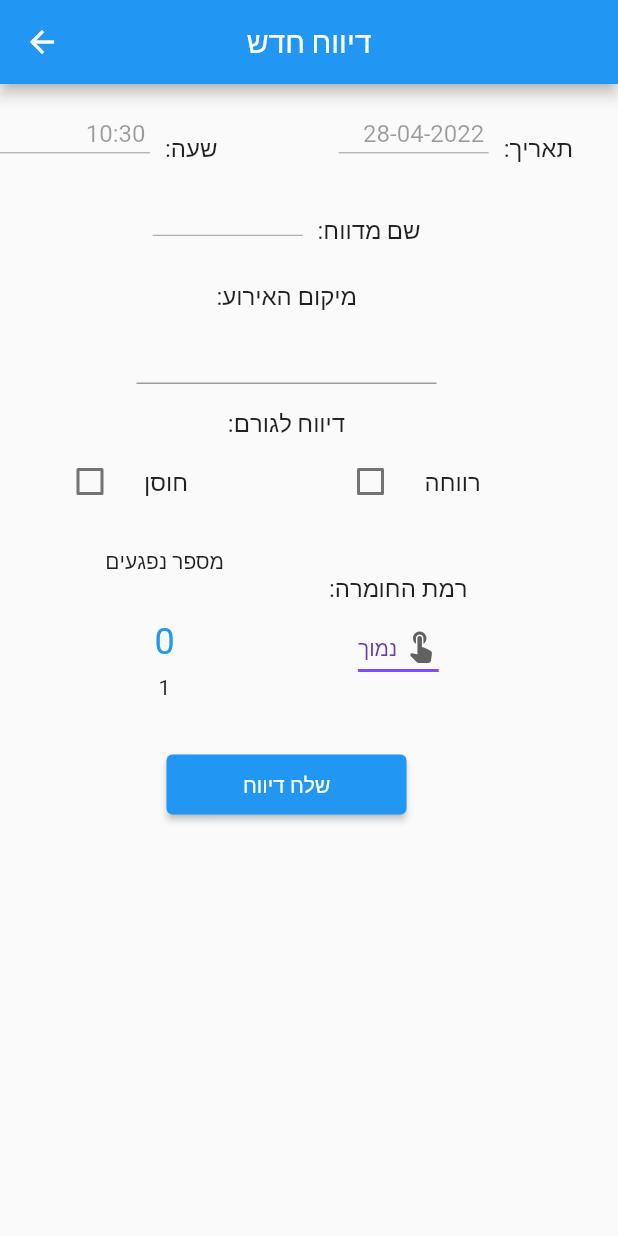
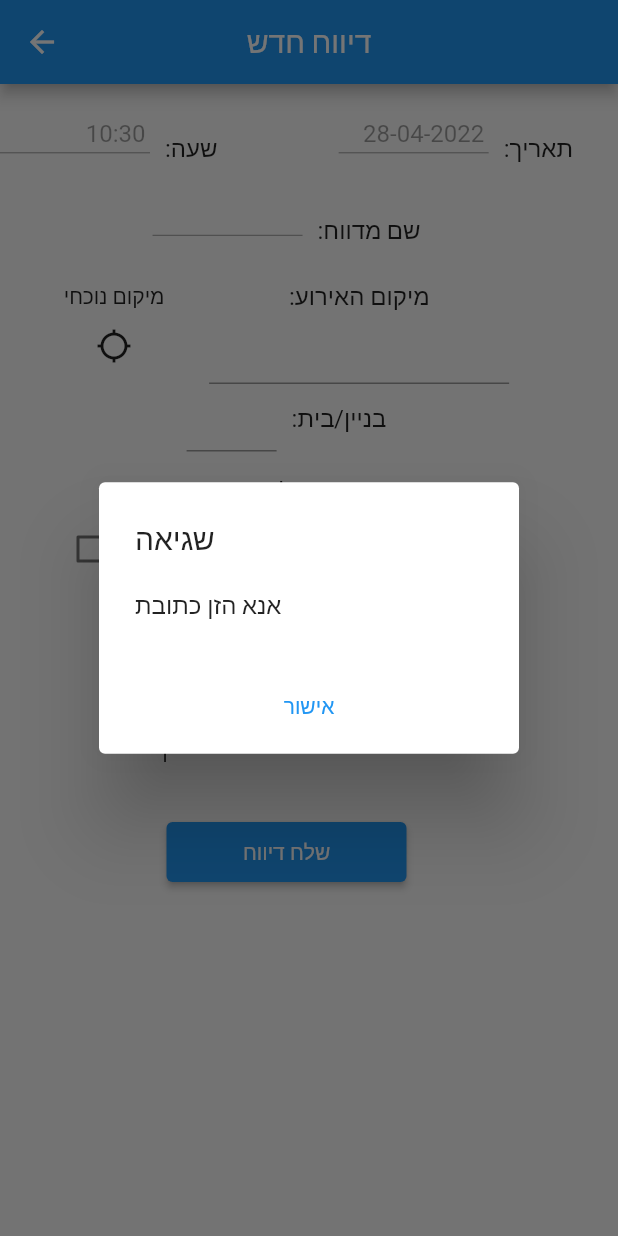
Before and after one commit to oshrey16/RedHosen, a Flutter app: the ReportPage screen opened directly, after a tap on "שלח דיווח", on a phone screen of 412 x 824 dp. Run offline on Flutter 3.47's test engine with Material 2 defaults, Android fonts, the phone set to English and light mode, and no system bars; drawn by our look-alikes of numberpicker; our stand-ins replace cloud_firestore, cloud_functions, csv, firebase_auth, firebase_core, firebase_database and 3 more; missing offline and left inert: translator; accounts and stored records are empty.

Commit message:
Fix bugs in ReportPage

```diff
--- a/lib/login.dart
+++ b/lib/login.dart
@@ -1,6 +1,6 @@
 import 'package:firebase_auth/firebase_auth.dart';
 import 'package:flutter/material.dart';
-import 'package:red_hosen/Admins/secret/addAdmin.dart';
+// import 'package:red_hosen/Admins/secret/addAdmin.dart';
 import 'package:red_hosen/auth_services.dart';
 import 'package:provider/provider.dart';
 import 'package:red_hosen/register.dart';
--- a/lib/reporter/report_class.dart
+++ b/lib/reporter/report_class.dart
@@ -46,7 +46,7 @@ class ReportClass {
 
   /// Add Report To Firestore
   /// insert report to realtime DB with id in firestore
-  addReport() async {
+  Future addReport() async {
     FirebaseFirestore.instance
         .collection("Reports")
         .add(fields)
--- a/lib/reporter/report_page.dart
+++ b/lib/reporter/report_page.dart
@@ -1,4 +1,5 @@
 import 'package:flutter/material.dart';
+import 'package:geolocator/geolocator.dart';
 import 'package:intl/intl.dart' as intl;
 import 'package:firebase_auth/firebase_auth.dart';
 import 'package:cloud_firestore/cloud_firestore.dart';
@@ -9,6 +10,7 @@ import 'package:flutter/services.dart' show rootBundle;
 import 'package:numberpicker/numberpicker.dart';
 import 'package:red_hosen/reporter/report_class.dart';
 import 'package:red_hosen/mytools.dart';
+import 'package:translator/translator.dart';
 
 class ReportPage extends StatefulWidget {
   const ReportPage({Key? key}) : super(key: key);
@@ -24,6 +26,7 @@ class _ReportPageState extends State<ReportPage> {
   late String useruid;
   final _nameController = TextEditingController();
   final _locationController = TextEditingController();
+  final _homeNumber = TextEditingController();
   // TODO @oshrey16 --> set vesion dynamic
   String _versionreport = "v1";
   // List of Streets
@@ -46,12 +49,13 @@ class _ReportPageState extends State<ReportPage> {
     institution.hosen: false,
     institution.social: false
   };
-
+  late Future ssss;
   int _numberPeople = 0;
 
   @override
   void initState() {
     loadAsset();
+    ssss = start();
     setdatetime();
     setUserName();
     getformat();
@@ -78,7 +82,40 @@ class _ReportPageState extends State<ReportPage> {
               const SizedBox(height: 10),
               inputBoxState(_nameController, "שם מדווח", false),
               const SizedBox(height: 10),
+              Row(
+                mainAxisAlignment: MainAxisAlignment.center,
+                children: [
+                  Column(
+                    children: [
+                      const Text("מיקום נוכחי"),
+                      IconButton(
+                          onPressed: () async {
+                            (_determinePosition().then((value) async {
+                              final translator = GoogleTranslator();
+                              List<Placemark> placemarks =
+                                  await placemarkFromCoordinates(
+                                      value.latitude, value.longitude);
+                              String street = placemarks[0].street!;
+                              street = street.replaceAll(RegExp('[0-9]'), '');
+                              await translator.translate(street, to: 'iw').then(
+                                (value) {
+                                  _locationController.text = value.text;
+                                  _homeNumber.text = placemarks[0].name!;
+                                  setState(() {
+
+                                  });
+                                },
+                              );
+                            }));
+                          },
+                          icon: const Icon(Icons.location_searching)),
+                    ],
+                  ),
+                  const SizedBox(width: 30),
                   SizedBox(width: 200, child: autoCompleteStreet()),
+                ],
+              ),
+              inputBoxStateSmall(_homeNumber, "בניין/בית"),
               const SizedBox(height: 15),
               checkboxReportTo(),
               const SizedBox(height: 15),
@@ -105,18 +142,9 @@ class _ReportPageState extends State<ReportPage> {
               ),
               const SizedBox(height: 15),
               FutureBuilder(
-                future: getrowsText(),
-                builder: (context, snapshot) {
-                  return FutureBuilder(
-                      future: getrowstype(),
-                      builder: (context, snapshot) {
-                        return FutureBuilder(
-                          future: getrowsCheckboxs(),
+                future: ssss,
                 builder: (context, snapshot) {
                   return buildReport();
-                          },
-                        );
-                      });
                 },
               ),
               const SizedBox(height: 15),
@@ -125,14 +153,12 @@ class _ReportPageState extends State<ReportPage> {
                       const BoxConstraints.tightFor(width: 160, height: 40),
                   child: ElevatedButton(
                     onPressed: () {
-                      // Navigator.push(
-                      //   context,
-                      //   MaterialPageRoute(
-                      //       builder: (context) => const Text("asd")),
-                      // );
                       sendReport().then((value) {
-                        showDialogMsg(context, MsgType.ok, "הדיווח בוצע בהצלחה")
+                        if (value == true) {
+                          showDialogMsg(
+                                  context, MsgType.ok, "הדיווח בוצע בהצלחה")
                               .then((value) => Navigator.pop(context));
+                        }
                       });
                     },
                     child: const Text("שלח דיווח"),
@@ -142,14 +168,45 @@ class _ReportPageState extends State<ReportPage> {
 
   Future sendReport() async {
     String city = "שדרות";
+    if (validReport() == true) {
       // var collection = FirebaseFirestore.instance.collection("Reports").add(data)
       String strlocation = _locationController.text;
       List<Location> locations =
           await locationFromAddress(strlocation + "," + city);
       String time = _timeController.text;
-    ReportClass d = ReportClass(_versionreport, _textControllers, reportToValue,
-        useruid, strlocation, time, locations[0], priorityValue,_numberPeople);
-    d.addReport();
+      ReportClass d = ReportClass(
+          _versionreport,
+          _textControllers,
+          reportToValue,
+          useruid,
+          strlocation,
+          time,
+          locations[0],
+          priorityValue,
+          _numberPeople);
+      return d.addReport().then((value) {
+        return Future<bool>.value(true);
+      });
+    } else {
+      return Future<bool>.value(false);
+    }
+  }
+
+  Future start() {
+    return getrowsText().then((value) => getrowstype().then(
+        (value) => getrowsCheckboxs().then((value) => buildReportBuild())));
+  }
+
+  bool validReport() {
+    if (_locationController.text == "") {
+      showDialogMsg(context, MsgType.error, "אנא הזן כתובת");
+      return false;
+    }
+    if (_homeNumber.text == "") {
+      showDialogMsg(context, MsgType.error, "אנא הזן מספר בית/בניין");
+      return false;
+    }
+    return true;
   }
 
   // Build Report
@@ -164,6 +221,14 @@ class _ReportPageState extends State<ReportPage> {
     ]);
   }
 
+  Future buildReportBuild() async {
+    for (var item in itemsText.entries) {
+      if (itemstype[item.key] == "string") {
+        _textControllers[item.key] = TextEditingController();
+      }
+    }
+  }
+
   // Create checkboxes for Item in ReportTemplate
   Widget checkboxGrouper(MapEntry<int, String> item) {
     var checkboxitems = checkboxsText[item.key];
@@ -174,23 +239,25 @@ class _ReportPageState extends State<ReportPage> {
           Row(mainAxisAlignment: MainAxisAlignment.spaceEvenly, children: [
             const SizedBox(width: 40),
             Expanded(
-          child:
-          CheckboxListTile(
+                child: CheckboxListTile(
                     controlAffinity: ListTileControlAffinity.leading,
                     title: Text(checkboxsText[item.key]?[i]),
                     checkColor: Colors.white,
                     value: checkboxsValue[item.key]?[i],
                     onChanged: (bool? value) {
-                checkboxsValue[item.key]?[i] = value!;
-                setState(() {});
-              })
-        )])
+                      if (value != null) {
+                        print(value);
+                        setState(() {
+                          checkboxsValue[item.key]![i] = value;
+                        });
+                      }
+                    }))
+          ])
     ]);
   }
 
   // Create inputBox for Item in ReportTemplate
   Widget inputBox(int key, String title, bool _enabled) {
-    _textControllers[key] = TextEditingController();
     return Row(mainAxisAlignment: MainAxisAlignment.end, children: <Widget>[
       Column(
         children: [
@@ -239,6 +306,30 @@ class _ReportPageState extends State<ReportPage> {
             child: TextField(
               enabled: _enabled,
               maxLength: 45,
+              textAlignVertical: TextAlignVertical.center,
+              controller: controller,
+              autofocus: true,
+            ),
+          ),
+        ),
+        const SizedBox(width: 10),
+        Text(":" + title, style: const TextStyle(fontSize: 16)),
+      ],
+    );
+  }
+
+  Widget inputBoxStateSmall(TextEditingController? controller, String title) {
+    return Row(
+      mainAxisAlignment: MainAxisAlignment.center,
+      children: [
+        SizedBox(
+          width: 60,
+          height: 45.0,
+          child: Directionality(
+            textDirection: TextDirection.rtl,
+            child: TextField(
+              decoration: const InputDecoration(hintText: "", counterText: ""),
+              maxLength: 5,
               textAlignVertical: TextAlignVertical.center,
               controller: controller,
               autofocus: true,
@@ -331,17 +422,25 @@ class _ReportPageState extends State<ReportPage> {
         textDirection: TextDirection.rtl,
         child: Autocomplete<String>(
             optionsBuilder: (TextEditingValue textEditingValue) {
-              if (textEditingValue.text == '') {
+          if (textEditingValue.text.isEmpty) {
             return const Iterable<String>.empty();
           }
           return streetList.where((String option) {
-                return option.contains(textEditingValue.text.toLowerCase());
+            return option.contains(textEditingValue.text);
           });
         },
         onSelected: (String selection) {
           _locationController.text = selection;
         },
-          ))
+        fieldViewBuilder: (context, textEditingController,
+                        focusNode, onFieldSubmitted) =>
+                    TextFormField(
+                  controller: textEditingController..text = _locationController.text,
+                  onChanged: (text){_locationController.text = text;},
+                   focusNode: focusNode,
+                ),
+        ),
+      )
     ]);
   }
 
@@ -376,8 +475,8 @@ class _ReportPageState extends State<ReportPage> {
   }
 
   // Get Text(Translate) of fields From Report Template- FireStore
-  Future getrowsText() {
-    return FirebaseFirestore.instance
+  Future getrowsText() async {
+    return await FirebaseFirestore.instance
         .collection("ReportTempletes")
         .doc(_versionreport)
         .collection("Translate")
@@ -401,8 +500,8 @@ class _ReportPageState extends State<ReportPage> {
   }
 
   // Get Types of fields From Report Template- FireStore
-  Future getrowstype() {
-    return FirebaseFirestore.instance
+  Future getrowstype() async {
+    return await FirebaseFirestore.instance
         .collection("ReportTempletes")
         .doc(_versionreport)
         .collection("Types")
@@ -424,8 +523,8 @@ class _ReportPageState extends State<ReportPage> {
   }
 
   // Get Checkboxs From Report Template- FireStore
-  Future getrowsCheckboxs() {
-    return FirebaseFirestore.instance
+  Future getrowsCheckboxs() async {
+    return await FirebaseFirestore.instance
         .collection("ReportTempletes")
         .doc(_versionreport)
         .collection("checkboxs")
@@ -447,4 +546,42 @@ class _ReportPageState extends State<ReportPage> {
       }
     });
   }
+
+  // GetLocation
+  Future<Position> _determinePosition() async {
+    bool serviceEnabled;
+    LocationPermission permission;
+
+    // Test if location services are enabled.
+    serviceEnabled = await Geolocator.isLocationServiceEnabled();
+    if (!serviceEnabled) {
+      // Location services are not enabled don't continue
+      // accessing the position and request users of the
+      // App to enable the location services.
+      return Future.error('Location services are disabled.');
     }
+
+    permission = await Geolocator.checkPermission();
+    if (permission == LocationPermission.denied) {
+      permission = await Geolocator.requestPermission();
+      if (permission == LocationPermission.denied) {
+        // Permissions are denied, next time you could try
+        // requesting permissions again (this is also where
+        // Android's shouldShowRequestPermissionRationale
+        // returned true. According to Android guidelines
+        // your App should show an explanatory UI now.
+        return Future.error('Location permissions are denied');
+      }
+    }
+
+    if (permission == LocationPermission.deniedForever) {
+      // Permissions are denied forever, handle appropriately.
+      return Future.error(
+          'Location permissions are permanently denied, we cannot request permissions.');
+    }
+
+    // When we reach here, permissions are granted and we can
+    // continue accessing the position of the device.
+    return await Geolocator.getCurrentPosition();
+  }
+}
--- a/pubspec.yaml
+++ b/pubspec.yaml
@@ -38,12 +38,15 @@ dependencies:
   # Google Maps & geocoding
   google_maps_flutter: ^2.1.3
   geocoding: ^2.0.4
+  geolocator: ^8.2.0
+  translator: ^0.1.7
   # Load Street
   csv: ^5.0.1
   # launch Waze with url
   url_launcher: ^6.1.0
   # Select number
   numberpicker: ^2.1.1
+
 
   flutter_easyloading: ^3.0.3
   provider: ^6.0.1
```
Lines whose indentation alone changed are shown as unchanged.
